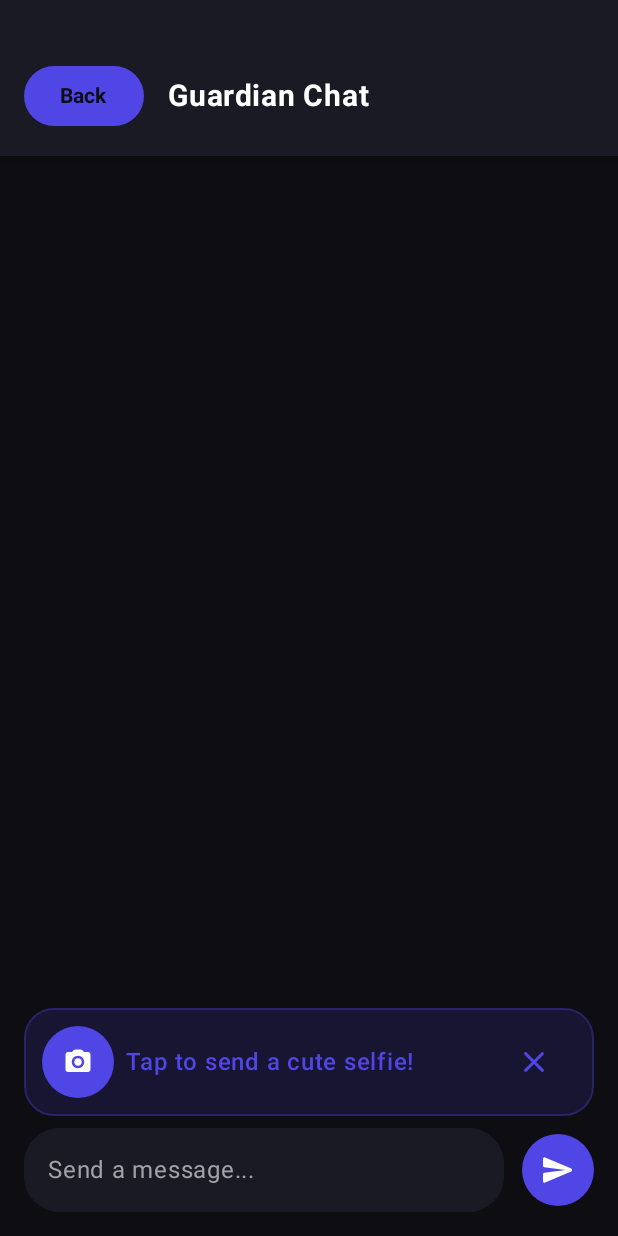
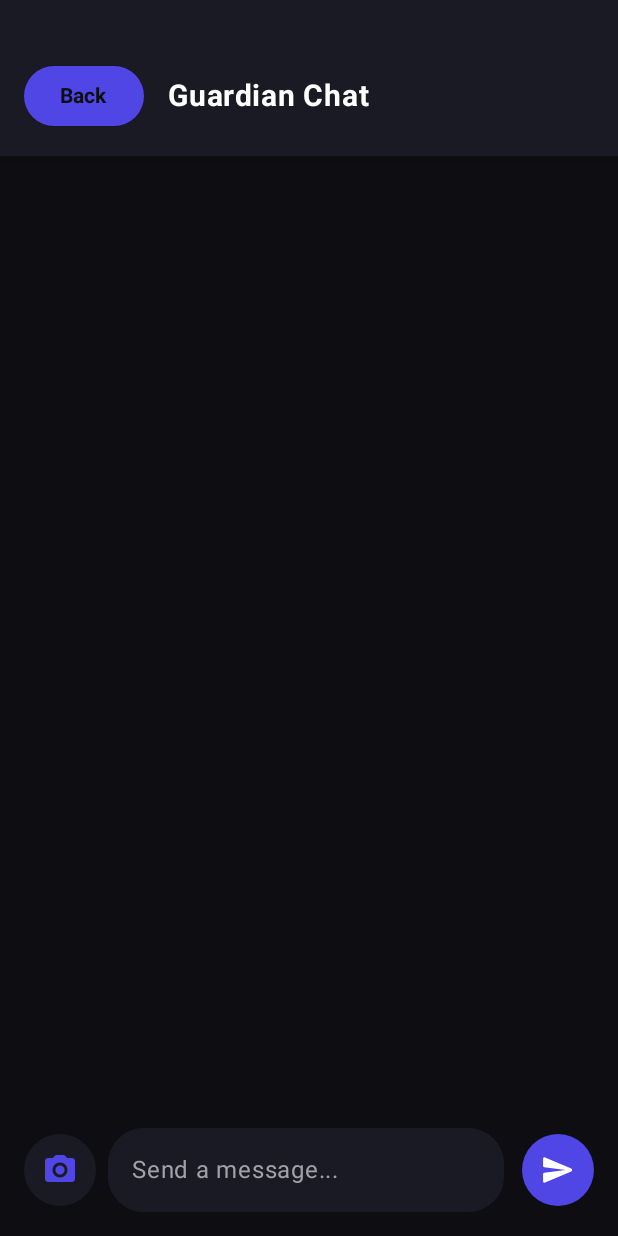
Before and after one commit to varad-oss/AshGo, an Android app built with Jetpack Compose: the TravelerChatScreen screen opened through its navigation route, on a phone screen of 412 x 824 dp. Run offline under Robolectric (Android 15) with nearby library versions, the light colour scheme and no system bars; our stand-ins replace Firebase (no records; nobody signed in at launch, a user with empty details on screens opened directly).

Commit message:
style: move selfie camera inline with chat input like instagram

```diff
--- a/app/src/main/java/com/varad/unstoppableash/ui/TravelerChatScreen.kt
+++ b/app/src/main/java/com/varad/unstoppableash/ui/TravelerChatScreen.kt
@@ -36,7 +36,6 @@ fun TravelerChatScreen(onBack: () -> Unit) {
     var messageText by remember { mutableStateOf("") }
     var messages by remember { mutableStateOf(listOf<ChatMessage>()) }
     val listState = androidx.compose.foundation.lazy.rememberLazyListState()
-    var showSelfiePrompt by remember { mutableStateOf(true) }
 
     // Camera launcher
     val cameraLauncher = rememberLauncherForActivityResult(
@@ -130,43 +129,6 @@ fun TravelerChatScreen(onBack: () -> Unit) {
             }
         }
 
-        // Cute Selfie Prompt
-        if (showSelfiePrompt) {
-            Surface(
-                modifier = Modifier
-                    .fillMaxWidth()
-                    .padding(horizontal = 16.dp, vertical = 8.dp),
-                shape = RoundedCornerShape(20.dp),
-                color = PremiumAccent.copy(alpha = 0.15f),
-                border = androidx.compose.foundation.BorderStroke(1.dp, PremiumAccent.copy(alpha = 0.3f))
-            ) {
-                Row(
-                    modifier = Modifier.padding(horizontal = 16.dp, vertical = 12.dp),
-                    verticalAlignment = Alignment.CenterVertically
-                ) {
-                    IconButton(
-                        onClick = { cameraLauncher.launch(null) },
-                        modifier = Modifier
-                            .size(40.dp)
-                            .background(PremiumAccent, CircleShape)
-                    ) {
-                        Icon(Icons.Rounded.CameraAlt, contentDescription = "Camera", tint = Color.White, modifier = Modifier.size(20.dp))
-                    }
-                    Spacer(modifier = Modifier.width(12.dp))
-                    Text(
-                        text = "Tap to send a cute selfie!",
-                        fontWeight = FontWeight.SemiBold,
-                        color = PremiumAccent,
-                        modifier = Modifier
-                            .weight(1f)
-                            .clickable { cameraLauncher.launch(null) }
-                    )
-                    IconButton(onClick = { showSelfiePrompt = false }) {
-                        Icon(Icons.Rounded.Close, contentDescription = "Close", tint = PremiumAccent)
-                    }
-                }
-            }
-        }
 
         // Input Area
         Row(
@@ -175,6 +137,15 @@ fun TravelerChatScreen(onBack: () -> Unit) {
                 .padding(start = 16.dp, end = 16.dp, bottom = 16.dp),
             verticalAlignment = Alignment.CenterVertically
         ) {
+            IconButton(
+                onClick = { cameraLauncher.launch(null) },
+                modifier = Modifier
+                    .size(48.dp)
+                    .background(PremiumSurface, CircleShape)
+            ) {
+                Icon(Icons.Rounded.CameraAlt, contentDescription = "Instant Selfie", tint = PremiumAccent)
+            }
+            Spacer(modifier = Modifier.width(8.dp))
             OutlinedTextField(
                 value = messageText,
                 onValueChange = { messageText = it },
```
Also changed, not shown: 1 other file.
